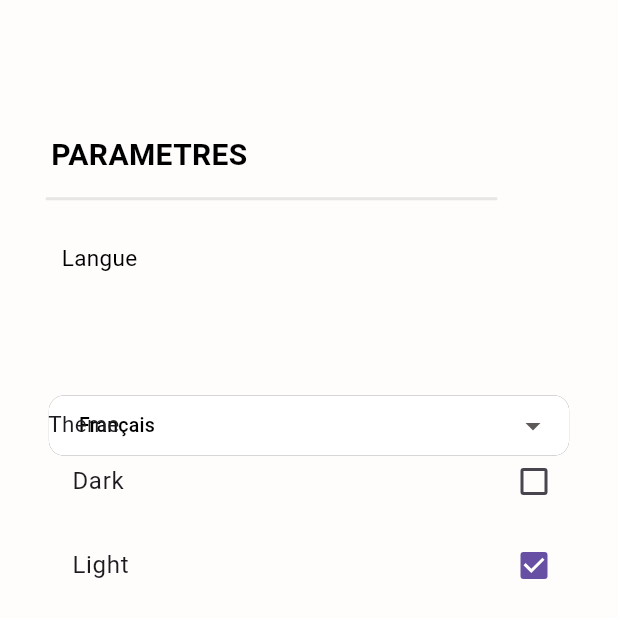
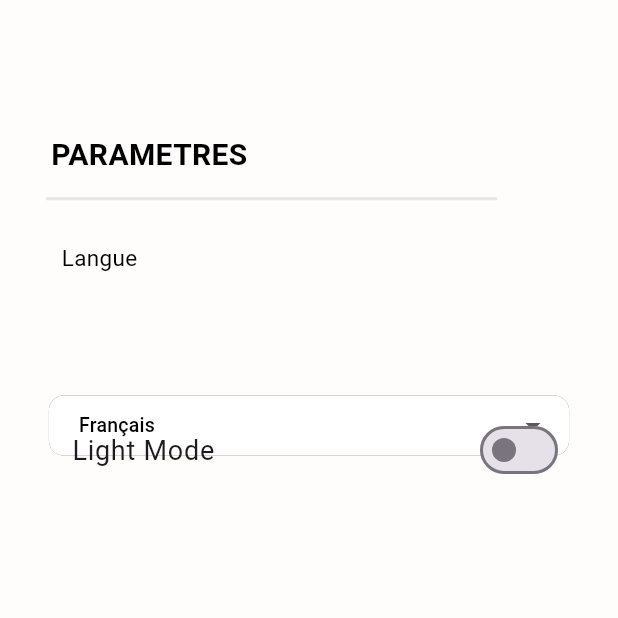
Before and after one commit to UneSarakhoule/produits_agricoles, a Flutter app: the Settings screen opened directly, on a phone screen of 412 x 824 dp. Shown: the top 618 px of the screen. Run offline on Flutter 3.47's test engine with Material 3 defaults, Android fonts, the light colour scheme and no system bars; our stand-ins replace bloc, cloud_firestore, curved_navigation_bar, firebase_auth, firebase_core, firebase_storage and 6 more; accounts and stored records are empty; Roboto replaces fonts that are missing (Calibri).

Commit message:
partie inscription et theme sombre

```diff
--- a/lib/models/logo.dart
+++ b/lib/models/logo.dart
@@ -64,7 +64,7 @@ class Appbar extends StatelessWidget implements PreferredSizeWidget {
               ),
               const SizedBox(width: 8),
               const Text(
-                'AgroDream',
+                'AGRIINNOVATE',
               ),
             ],
           ),
--- a/lib/pages/clients/ProductListByCategory.dart
+++ b/lib/pages/clients/ProductListByCategory.dart
@@ -16,7 +16,7 @@ class ProductListByCategory extends StatelessWidget {
 
     return Scaffold(
       appBar: AppBar(
-        title: Text('Produits - $category'),
+        title: Text('Produits - $category/kg'),
         backgroundColor: myConstants.thirtyColor,
       ),
       body: StreamBuilder(
--- a/lib/pages/clients/settings.dart
+++ b/lib/pages/clients/settings.dart
@@ -1,5 +1,6 @@
+import 'package:agricol/provider/theme_provider.dart';
 import 'package:flutter/material.dart';
-
+import 'package:provider/provider.dart';
 import '../../models/constants.dart';
 import 'package:get/get.dart';
 
@@ -11,15 +12,17 @@ class Settings extends StatefulWidget {
 }
 
 class _SettingsState extends State<Settings> {
-  bool isDarkTheme = false; // Initialisation de la variable isDarkTheme
 
   String? selectedType = 'Français';
 
   @override
   Widget build(BuildContext context) {
     Constants myConstants = Constants();
+
     final screenHeight = MediaQuery.of(context).size.height;
     final screenWidth = MediaQuery.of(context).size.width;
+    final themeProvider = Provider.of<ThemeProvider>(context);
+
     return Scaffold(
       backgroundColor: myConstants.secondaryColor,
       body: Padding(
@@ -109,31 +112,19 @@ class _SettingsState extends State<Settings> {
               child: Column(
                 crossAxisAlignment: CrossAxisAlignment.start,
                 children: [
-                  const Text(
-                    'Theme',
-                    style: TextStyle(
-                      fontSize: 15,
-                      fontFamily: 'Calibri',
-                      fontWeight: FontWeight.w400,
-                    ),
-                  ),
-                  CheckboxListTile(
-                    title: const Text('Dark'),
-                    value: isDarkTheme,
-                    onChanged: (bool? value) {
-                      setState(() {
-                        isDarkTheme = value ?? false;
-                      });
-                    },
-                  ),
-                  CheckboxListTile(
-                    title: const Text('Light'),
-                    value: !isDarkTheme,
-                    onChanged: (bool? value) {
-                      setState(() {
-                        isDarkTheme = !(value ?? true);
-                      });
-                    },
+                  SwitchListTile(
+                      title: Text(
+                        themeProvider.getIsDarkTheme? "Dark Mode" : "Light Mode",
+                          style: TextStyle(
+                            fontSize: 18,
+                            fontFamily: 'Calibri',
+                            fontWeight: FontWeight.w400,
+                          ),
+                        ),
+                      value: themeProvider.getIsDarkTheme,
+                      onChanged: (value){
+                        themeProvider.setDarkTheme(themevalue: value);
+                      }
                   ),
                 ],
               ),
--- a/lib/pages/incription2.dart
+++ b/lib/pages/incription2.dart
@@ -389,6 +389,7 @@ class _Inscription extends State<Inscription> {
           'email': email,
           'type': selectedType,
           'photoURL': 'assets/images/userLogo.png',
+          'dateInscrit': FieldValue.serverTimestamp(),
         });
 
         // Redirigez vers la page de connexion
--- /dev/null
+++ b/lib/provider/theme_provider.dart
@@ -0,0 +1,31 @@
+import 'package:flutter/material.dart';
+import 'package:shared_preferences/shared_preferences.dart';
+
+class ThemeProvider with ChangeNotifier{
+  static const themeStatus = "THEME_STATUS";
+  bool _darkTheme = false;
+  bool get getIsDarkTheme => _darkTheme;
+
+  ThemeProvider(){
+    getTheme(themevalue: true);
+  }
+
+  Future<void> setDarkTheme({required bool themevalue}) async{
+
+    SharedPreferences preferences = await SharedPreferences.getInstance();
+    preferences.setBool(themeStatus, themevalue);
+
+    _darkTheme = themevalue;
+    notifyListeners();
+  }
+
+  Future<bool> getTheme({required bool themevalue}) async{
+
+    SharedPreferences preferences = await SharedPreferences.getInstance();
+    _darkTheme = preferences.getBool(themeStatus) ?? false;
+    notifyListeners();
+    return _darkTheme;
+
+  }
+
+}
--- a/pubspec.yaml
+++ b/pubspec.yaml
@@ -59,6 +59,8 @@ dev_dependencies:
   flutter_rating_bar: ^4.0.1
   fl_chart: ^0.69.0
   intl: ^0.19.0
+  shared_preferences: ^2.3.2
+  provider: ^6.1.2
   get:
 
 
```
Also changed, not shown: lib/theme/theme.dart (added, +19 -0 lines), pubspec.lock, 1 other file.
